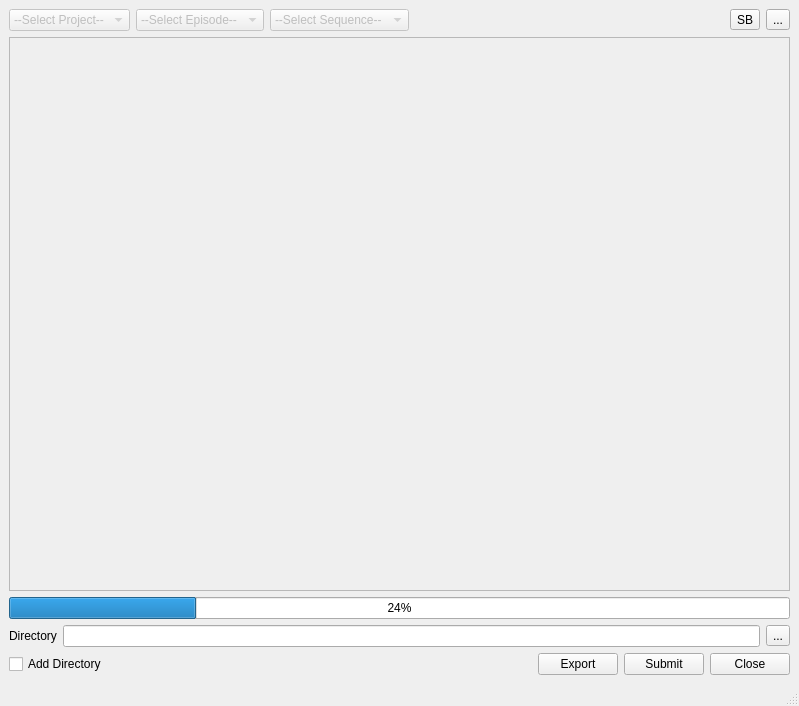
The window that ui/main.ui (iceanimations/multiShotExport) describes before a commit, drawn with Qt 5.
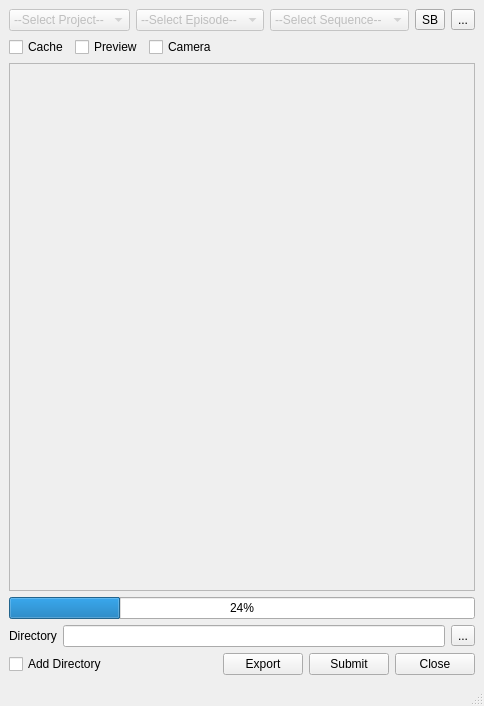
The same window after the commit.

Commit message: preview, cahce and camera buttons added on main window

Diff of the .ui file:
```diff
--- a/ui/main.ui
+++ b/ui/main.ui
@@ -6,7 +6,7 @@
    <rect>
     <x>0</x>
     <y>0</y>
-    <width>799</width>
+    <width>465</width>
     <height>706</height>
    </rect>
   </property>
@@ -97,6 +97,53 @@
       </item>
      </layout>
     </item>
+    <item>
+     <layout class="QHBoxLayout" name="horizontalLayout_4">
+      <item>
+       <widget class="QCheckBox" name="cacheButton">
+        <property name="toolTip">
+         <string>Enable/Disable Cache for all selected shots</string>
+        </property>
+        <property name="text">
+         <string>Cache</string>
+        </property>
+       </widget>
+      </item>
+      <item>
+       <widget class="QCheckBox" name="previewButton">
+        <property name="toolTip">
+         <string>Enable/Disable Preview for all selected shots</string>
+        </property>
+        <property name="text">
+         <string>Preview</string>
+        </property>
+       </widget>
+      </item>
+      <item>
+       <widget class="QCheckBox" name="cameraButton">
+        <property name="toolTip">
+         <string>Enable/Disable Camera for all selected shots</string>
+        </property>
+        <property name="text">
+         <string>Camera</string>
+        </property>
+       </widget>
+      </item>
+      <item>
+       <spacer name="horizontalSpacer_3">
+        <property name="orientation">
+         <enum>Qt::Horizontal</enum>
+        </property>
+        <property name="sizeHint" stdset="0">
+         <size>
+          <width>40</width>
+          <height>20</height>
+         </size>
+        </property>
+       </spacer>
+      </item>
+     </layout>
+    </item>
     <item>
      <widget class="QScrollArea" name="scrollArea">
       <property name="focusPolicy">
@@ -110,8 +157,8 @@
         <rect>
          <x>0</x>
          <y>0</y>
-         <width>779</width>
-         <height>531</height>
+         <width>445</width>
+         <height>503</height>
         </rect>
        </property>
        <layout class="QVBoxLayout" name="verticalLayout_3">
```
Left out of the diff: 2 changed lines with no effect on the pictures. The commit also changes 1 other file.
